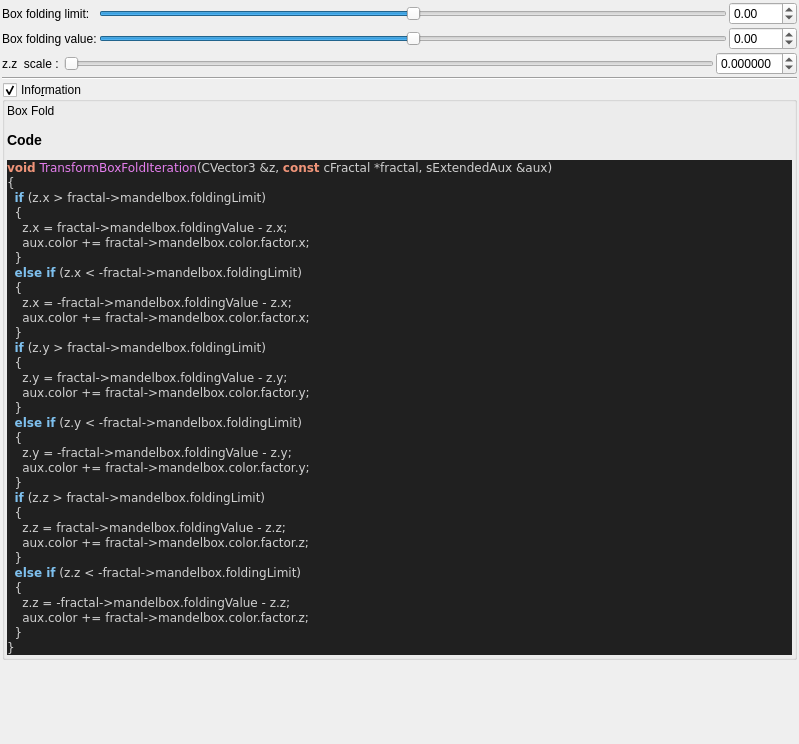
This is mandelbulber2/qt_data/fractal_transf_box_fold.ui in buddhi1980/mandelbulber2 as Qt 5 draws it before an edit. The edited form follows.
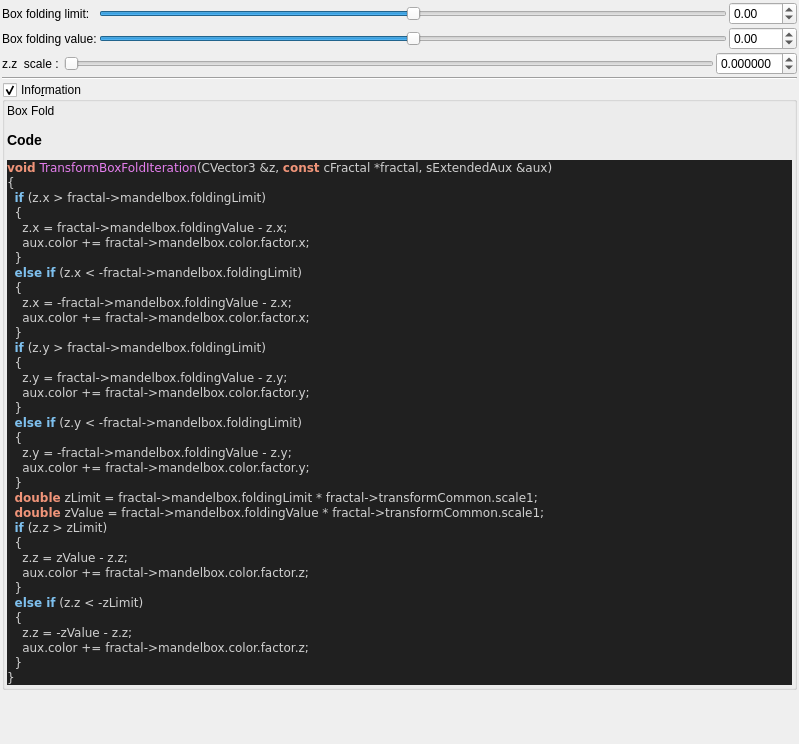
This is the edited form. Custom widgets are drawn as their Qt base class.

Commit message:
source code format for fractal_formulas.cpp
- now complete code base is refactored!
- also regenerated ui files with populateUiInformation.php
- codeStyleCheck.php is now fully functional and can be used auto
refactor the code base (may be a little slow)

Diff of the .ui file:
```diff
--- a/mandelbulber2/qt_data/fractal_transf_box_fold.ui
+++ b/mandelbulber2/qt_data/fractal_transf_box_fold.ui
@@ -274,14 +274,16 @@
     z&lt;span style=&quot;color:#d0d0d0&quot;&gt;.&lt;/span&gt;y &lt;span style=&quot;color:#d0d0d0&quot;&gt;= -&lt;/span&gt;fractal&lt;span style=&quot;color:#d0d0d0&quot;&gt;-&amp;gt;&lt;/span&gt;mandelbox&lt;span style=&quot;color:#d0d0d0&quot;&gt;.&lt;/span&gt;foldingValue &lt;span style=&quot;color:#d0d0d0&quot;&gt;-&lt;/span&gt; z&lt;span style=&quot;color:#d0d0d0&quot;&gt;.&lt;/span&gt;y&lt;span style=&quot;color:#d0d0d0&quot;&gt;;&lt;/span&gt;
     aux&lt;span style=&quot;color:#d0d0d0&quot;&gt;.&lt;/span&gt;color &lt;span style=&quot;color:#d0d0d0&quot;&gt;+=&lt;/span&gt; fractal&lt;span style=&quot;color:#d0d0d0&quot;&gt;-&amp;gt;&lt;/span&gt;mandelbox&lt;span style=&quot;color:#d0d0d0&quot;&gt;.&lt;/span&gt;color&lt;span style=&quot;color:#d0d0d0&quot;&gt;.&lt;/span&gt;factor&lt;span style=&quot;color:#d0d0d0&quot;&gt;.&lt;/span&gt;y&lt;span style=&quot;color:#d0d0d0&quot;&gt;;&lt;/span&gt;
   &lt;span style=&quot;color:#d0d0d0&quot;&gt;}&lt;/span&gt;
-  &lt;span style=&quot;color:#7ec0ee; font-weight:bold&quot;&gt;if&lt;/span&gt; &lt;span style=&quot;color:#d0d0d0&quot;&gt;(&lt;/span&gt;z&lt;span style=&quot;color:#d0d0d0&quot;&gt;.&lt;/span&gt;z &lt;span style=&quot;color:#d0d0d0&quot;&gt;&amp;gt;&lt;/span&gt; fractal&lt;span style=&quot;color:#d0d0d0&quot;&gt;-&amp;gt;&lt;/span&gt;mandelbox&lt;span style=&quot;color:#d0d0d0&quot;&gt;.&lt;/span&gt;foldingLimit&lt;span style=&quot;color:#d0d0d0&quot;&gt;)&lt;/span&gt;
+  &lt;span style=&quot;color:#f09479; font-weight:bold&quot;&gt;double&lt;/span&gt; zLimit &lt;span style=&quot;color:#d0d0d0&quot;&gt;=&lt;/span&gt; fractal&lt;span style=&quot;color:#d0d0d0&quot;&gt;-&amp;gt;&lt;/span&gt;mandelbox&lt;span style=&quot;color:#d0d0d0&quot;&gt;.&lt;/span&gt;foldingLimit &lt;span style=&quot;color:#d0d0d0&quot;&gt;*&lt;/span&gt; fractal&lt;span style=&quot;color:#d0d0d0&quot;&gt;-&amp;gt;&lt;/span&gt;transformCommon&lt;span style=&quot;color:#d0d0d0&quot;&gt;.&lt;/span&gt;scale1&lt;span style=&quot;color:#d0d0d0&quot;&gt;;&lt;/span&gt;
+  &lt;span style=&quot;color:#f09479; font-weight:bold&quot;&gt;double&lt;/span&gt; zValue &lt;span style=&quot;color:#d0d0d0&quot;&gt;=&lt;/span&gt; fractal&lt;span style=&quot;color:#d0d0d0&quot;&gt;-&amp;gt;&lt;/span&gt;mandelbox&lt;span style=&quot;color:#d0d0d0&quot;&gt;.&lt;/span&gt;foldingValue &lt;span style=&quot;color:#d0d0d0&quot;&gt;*&lt;/span&gt; fractal&lt;span style=&quot;color:#d0d0d0&quot;&gt;-&amp;gt;&lt;/span&gt;transformCommon&lt;span style=&quot;color:#d0d0d0&quot;&gt;.&lt;/span&gt;scale1&lt;span style=&quot;color:#d0d0d0&quot;&gt;;&lt;/span&gt;
+  &lt;span style=&quot;color:#7ec0ee; font-weight:bold&quot;&gt;if&lt;/span&gt; &lt;span style=&quot;color:#d0d0d0&quot;&gt;(&lt;/span&gt;z&lt;span style=&quot;color:#d0d0d0&quot;&gt;.&lt;/span&gt;z &lt;span style=&quot;color:#d0d0d0&quot;&gt;&amp;gt;&lt;/span&gt; zLimit&lt;span style=&quot;color:#d0d0d0&quot;&gt;)&lt;/span&gt;
   &lt;span style=&quot;color:#d0d0d0&quot;&gt;{&lt;/span&gt;
-    z&lt;span style=&quot;color:#d0d0d0&quot;&gt;.&lt;/span&gt;z &lt;span style=&quot;color:#d0d0d0&quot;&gt;=&lt;/span&gt; fractal&lt;span style=&quot;color:#d0d0d0&quot;&gt;-&amp;gt;&lt;/span&gt;mandelbox&lt;span style=&quot;color:#d0d0d0&quot;&gt;.&lt;/span&gt;foldingValue &lt;span style=&quot;color:#d0d0d0&quot;&gt;-&lt;/span&gt; z&lt;span style=&quot;color:#d0d0d0&quot;&gt;.&lt;/span&gt;z&lt;span style=&quot;color:#d0d0d0&quot;&gt;;&lt;/span&gt;
+    z&lt;span style=&quot;color:#d0d0d0&quot;&gt;.&lt;/span&gt;z &lt;span style=&quot;color:#d0d0d0&quot;&gt;=&lt;/span&gt; zValue &lt;span style=&quot;color:#d0d0d0&quot;&gt;-&lt;/span&gt; z&lt;span style=&quot;color:#d0d0d0&quot;&gt;.&lt;/span&gt;z&lt;span style=&quot;color:#d0d0d0&quot;&gt;;&lt;/span&gt;
     aux&lt;span style=&quot;color:#d0d0d0&quot;&gt;.&lt;/span&gt;color &lt;span style=&quot;color:#d0d0d0&quot;&gt;+=&lt;/span&gt; fractal&lt;span style=&quot;color:#d0d0d0&quot;&gt;-&amp;gt;&lt;/span&gt;mandelbox&lt;span style=&quot;color:#d0d0d0&quot;&gt;.&lt;/span&gt;color&lt;span style=&quot;color:#d0d0d0&quot;&gt;.&lt;/span&gt;factor&lt;span style=&quot;color:#d0d0d0&quot;&gt;.&lt;/span&gt;z&lt;span style=&quot;color:#d0d0d0&quot;&gt;;&lt;/span&gt;
   &lt;span style=&quot;color:#d0d0d0&quot;&gt;}&lt;/span&gt;
-  &lt;span style=&quot;color:#7ec0ee; font-weight:bold&quot;&gt;else if&lt;/span&gt; &lt;span style=&quot;color:#d0d0d0&quot;&gt;(&lt;/span&gt;z&lt;span style=&quot;color:#d0d0d0&quot;&gt;.&lt;/span&gt;z &lt;span style=&quot;color:#d0d0d0&quot;&gt;&amp;lt; -&lt;/span&gt;fractal&lt;span style=&quot;color:#d0d0d0&quot;&gt;-&amp;gt;&lt;/span&gt;mandelbox&lt;span style=&quot;color:#d0d0d0&quot;&gt;.&lt;/span&gt;foldingLimit&lt;span style=&quot;color:#d0d0d0&quot;&gt;)&lt;/span&gt;
+  &lt;span style=&quot;color:#7ec0ee; font-weight:bold&quot;&gt;else if&lt;/span&gt; &lt;span style=&quot;color:#d0d0d0&quot;&gt;(&lt;/span&gt;z&lt;span style=&quot;color:#d0d0d0&quot;&gt;.&lt;/span&gt;z &lt;span style=&quot;color:#d0d0d0&quot;&gt;&amp;lt; -&lt;/span&gt;zLimit&lt;span style=&quot;color:#d0d0d0&quot;&gt;)&lt;/span&gt;
   &lt;span style=&quot;color:#d0d0d0&quot;&gt;{&lt;/span&gt;
-    z&lt;span style=&quot;color:#d0d0d0&quot;&gt;.&lt;/span&gt;z &lt;span style=&quot;color:#d0d0d0&quot;&gt;= -&lt;/span&gt;fractal&lt;span style=&quot;color:#d0d0d0&quot;&gt;-&amp;gt;&lt;/span&gt;mandelbox&lt;span style=&quot;color:#d0d0d0&quot;&gt;.&lt;/span&gt;foldingValue &lt;span style=&quot;color:#d0d0d0&quot;&gt;-&lt;/span&gt; z&lt;span style=&quot;color:#d0d0d0&quot;&gt;.&lt;/span&gt;z&lt;span style=&quot;color:#d0d0d0&quot;&gt;;&lt;/span&gt;
+    z&lt;span style=&quot;color:#d0d0d0&quot;&gt;.&lt;/span&gt;z &lt;span style=&quot;color:#d0d0d0&quot;&gt;= -&lt;/span&gt;zValue &lt;span style=&quot;color:#d0d0d0&quot;&gt;-&lt;/span&gt; z&lt;span style=&quot;color:#d0d0d0&quot;&gt;.&lt;/span&gt;z&lt;span style=&quot;color:#d0d0d0&quot;&gt;;&lt;/span&gt;
     aux&lt;span style=&quot;color:#d0d0d0&quot;&gt;.&lt;/span&gt;color &lt;span style=&quot;color:#d0d0d0&quot;&gt;+=&lt;/span&gt; fractal&lt;span style=&quot;color:#d0d0d0&quot;&gt;-&amp;gt;&lt;/span&gt;mandelbox&lt;span style=&quot;color:#d0d0d0&quot;&gt;.&lt;/span&gt;color&lt;span style=&quot;color:#d0d0d0&quot;&gt;.&lt;/span&gt;factor&lt;span style=&quot;color:#d0d0d0&quot;&gt;.&lt;/span&gt;z&lt;span style=&quot;color:#d0d0d0&quot;&gt;;&lt;/span&gt;
   &lt;span style=&quot;color:#d0d0d0&quot;&gt;}&lt;/span&gt;
 &lt;span style=&quot;color:#d0d0d0&quot;&gt;}&lt;/span&gt;
```
The commit also changes 101 other files.
